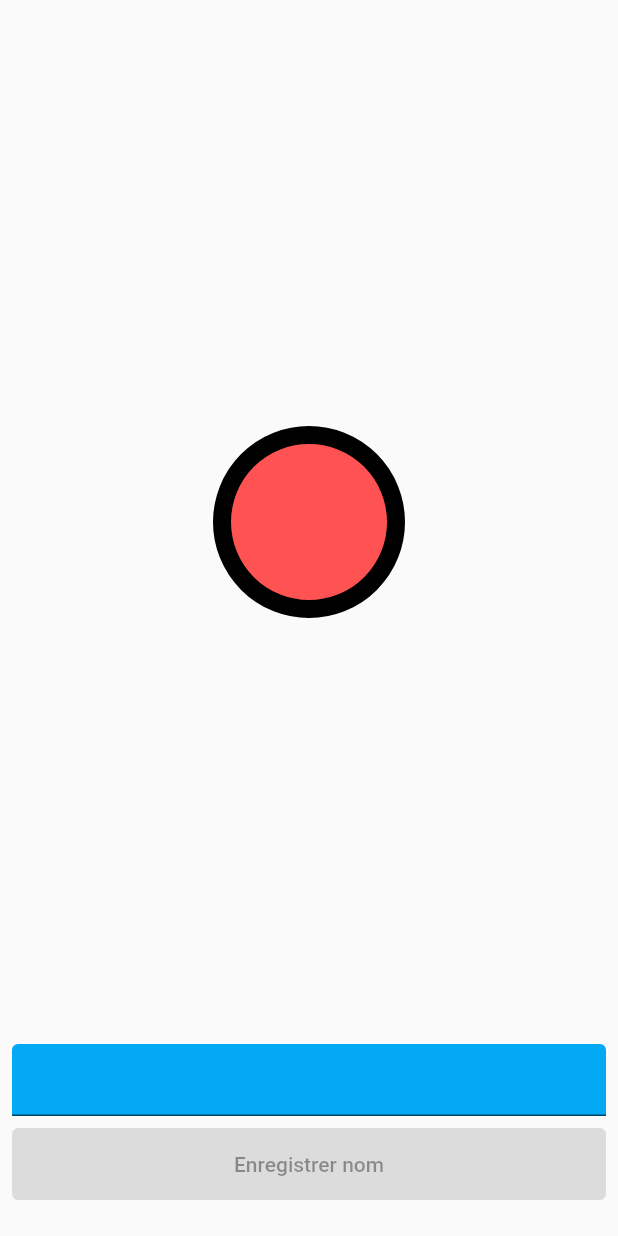
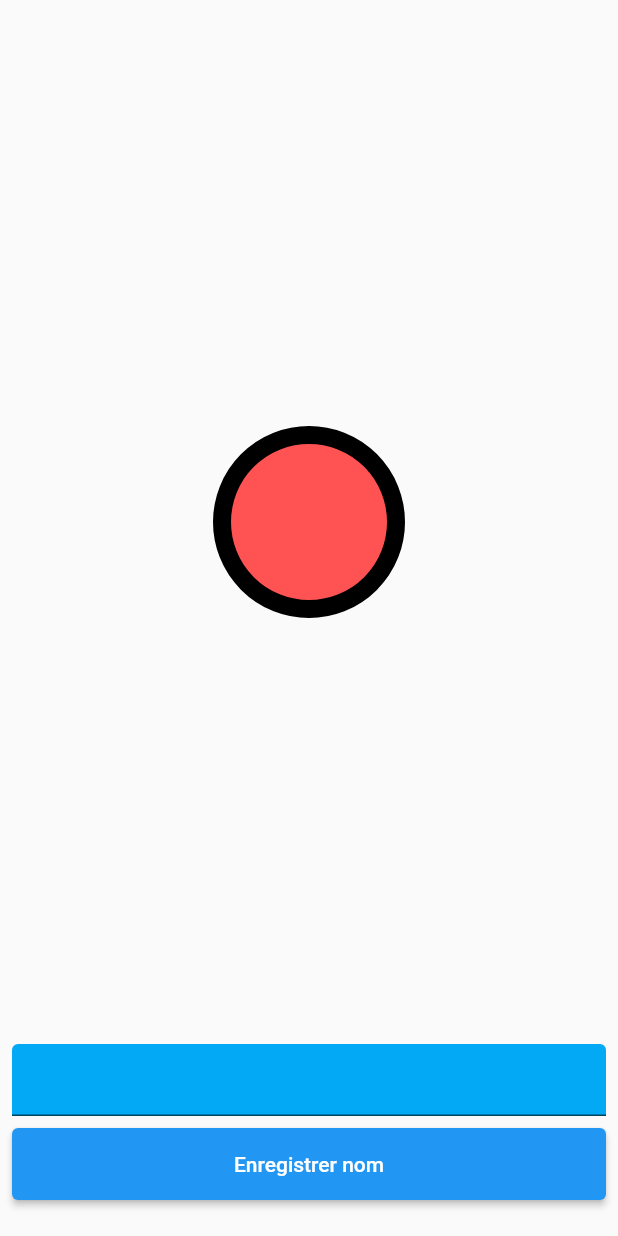
Before and after one commit to PheraxLemitige/littlewords, a Flutter app: the screen it shows after launch, on a phone screen of 412 x 824 dp. Run offline on Flutter 3.47's test engine with Material 2 defaults, Android fonts, the phone set to English and light mode, and no system bars; our stand-ins replace flutter_riverpod, shared_preferences.

Commit message:
Updated app.dart and login.route.dart

```diff
--- a/lib/app.dart
+++ b/lib/app.dart
@@ -33,7 +33,7 @@ class _Routing extends ConsumerWidget {
 
   Widget _whenData(String? username) {
     if (null == username) {
-      return const LoginRoute();
+      return LoginRoute();
     }
     return const HomeRoute();
   }
--- a/lib/routes/login/login.route.dart
+++ b/lib/routes/login/login.route.dart
@@ -2,7 +2,10 @@ import 'package:flutter/material.dart';
 import 'package:littlewords/widgets/littleworlds_logo.dart';
 
 class LoginRoute extends StatelessWidget {
-  const LoginRoute({Key? key}) : super(key: key);
+  LoginRoute({Key? key}) : super(key: key);
+
+  final TextEditingController _txtController = TextEditingController();
+
 
   @override
   Widget build(BuildContext context) {
@@ -12,20 +15,31 @@ class LoginRoute extends StatelessWidget {
         LittleWorldsLogo(),
         Spacer(),
         Padding(
-          padding: EdgeInsets.symmetric(horizontal:8.0),
+          padding: EdgeInsets.symmetric(horizontal: 8.0),
           child: TextField(
+            controller: _txtController,
               decoration: InputDecoration(
             fillColor: Colors.lightBlue,
             filled: true,
           )),
         ),
         Padding(
-          padding: const EdgeInsets.only(top:8.0, left:8.0, right:8.0,bottom:24),
-          child: ElevatedButton(onPressed: null, style: ElevatedButton.styleFrom(
-            minimumSize: Size.fromHeight(48),
-          ), child: Text("Enregistrer nom"),),
+          padding: const EdgeInsets.only(
+              top: 8.0, left: 8.0, right: 8.0, bottom: 24),
+          child: ElevatedButton(
+            onPressed: _onPressed,
+            style: ElevatedButton.styleFrom(
+              minimumSize: Size.fromHeight(48),
+            ),
+            child: Text("Enregistrer nom"),
+          ),
         ),
       ]),
     );
   }
+
+  void _onPressed(){
+    var text = _txtController.text;
+    print('Text:$text');
+  }
 }
```
